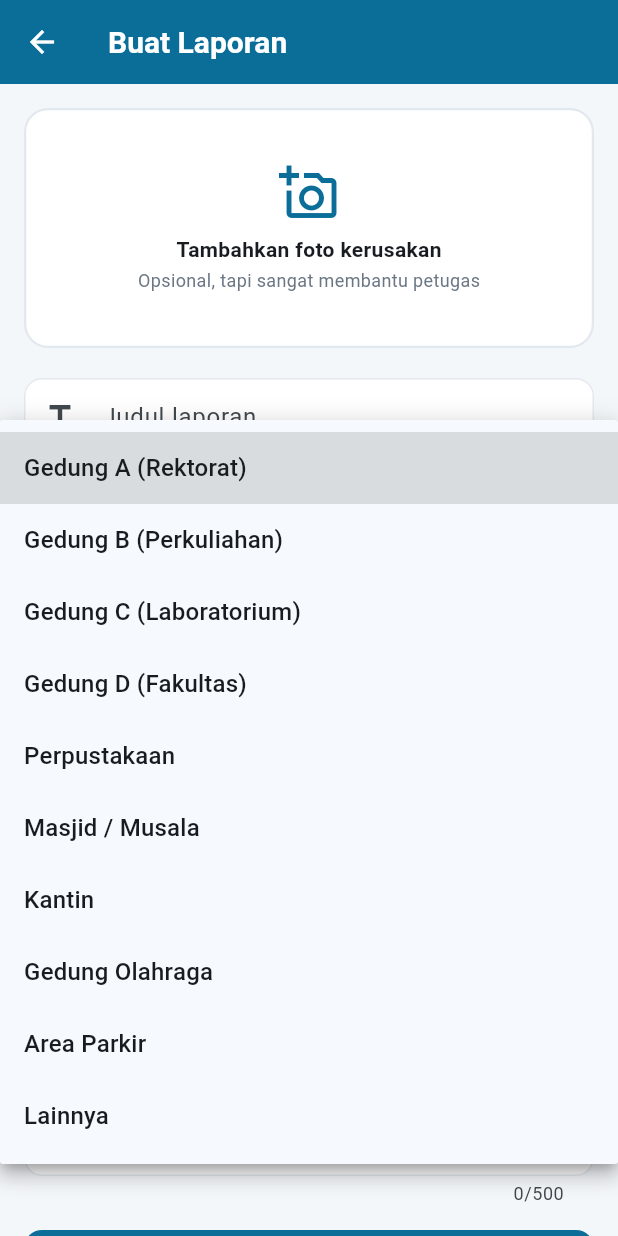
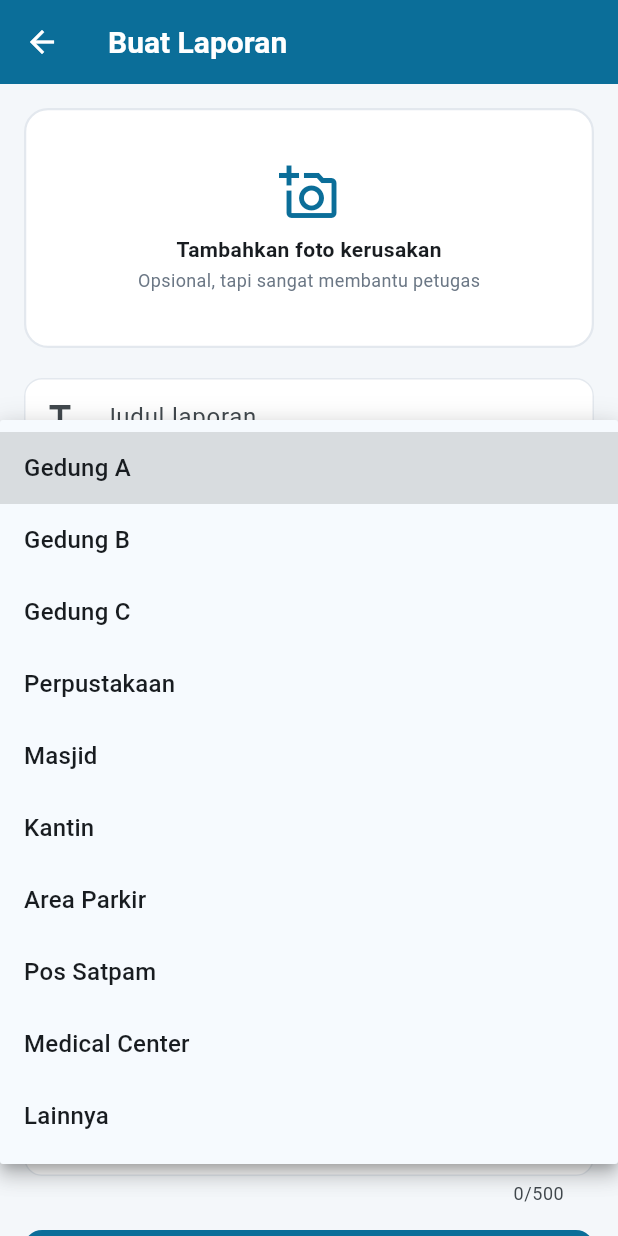
Before and after one commit to Zulsyifa10/lapor_kampus, a Flutter app: the CreateReportScreen screen opened directly with empty values, after a tap on "Gedung / area", on a phone screen of 412 x 824 dp. Run offline on Flutter 3.47's test engine with Material 3 defaults, Android fonts, the phone set to English and light mode, and no system bars; our stand-ins replace cloud_firestore, firebase_auth, firebase_core, image_picker; accounts and stored records are empty.

Commit message:
feat: konstanta

```diff
--- a/lib/core/constants.dart
+++ b/lib/core/constants.dart
@@ -111,15 +111,15 @@ class CampusLocation {
 
   /// Silakan sesuaikan dengan nama gedung di kampus kalian.
   static const List<String> buildings = [
-    'Gedung A (Rektorat)',
-    'Gedung B (Perkuliahan)',
-    'Gedung C (Laboratorium)',
-    'Gedung D (Fakultas)',
+    'Gedung A',
+    'Gedung B',
+    'Gedung C',
     'Perpustakaan',
-    'Masjid / Musala',
+    'Masjid',
     'Kantin',
-    'Gedung Olahraga',
     'Area Parkir',
+    'Pos Satpam',
+    'Medical Center',
     'Lainnya',
   ];
 }
```
